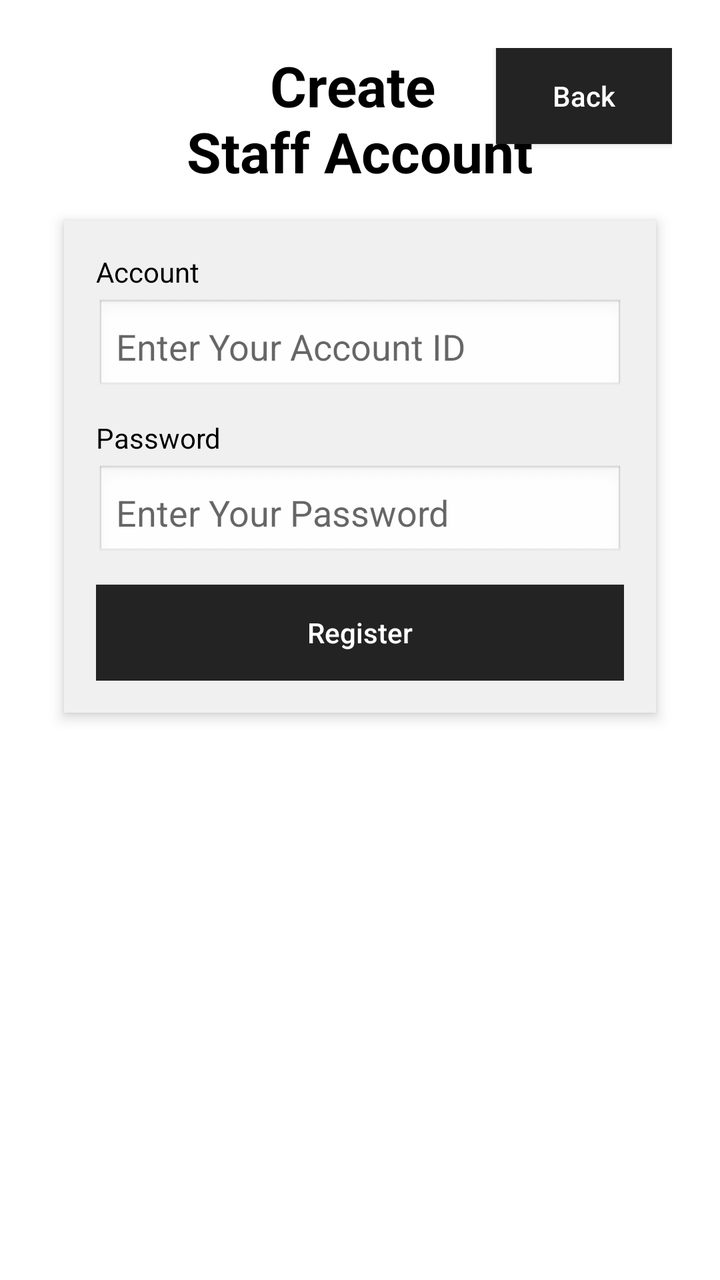
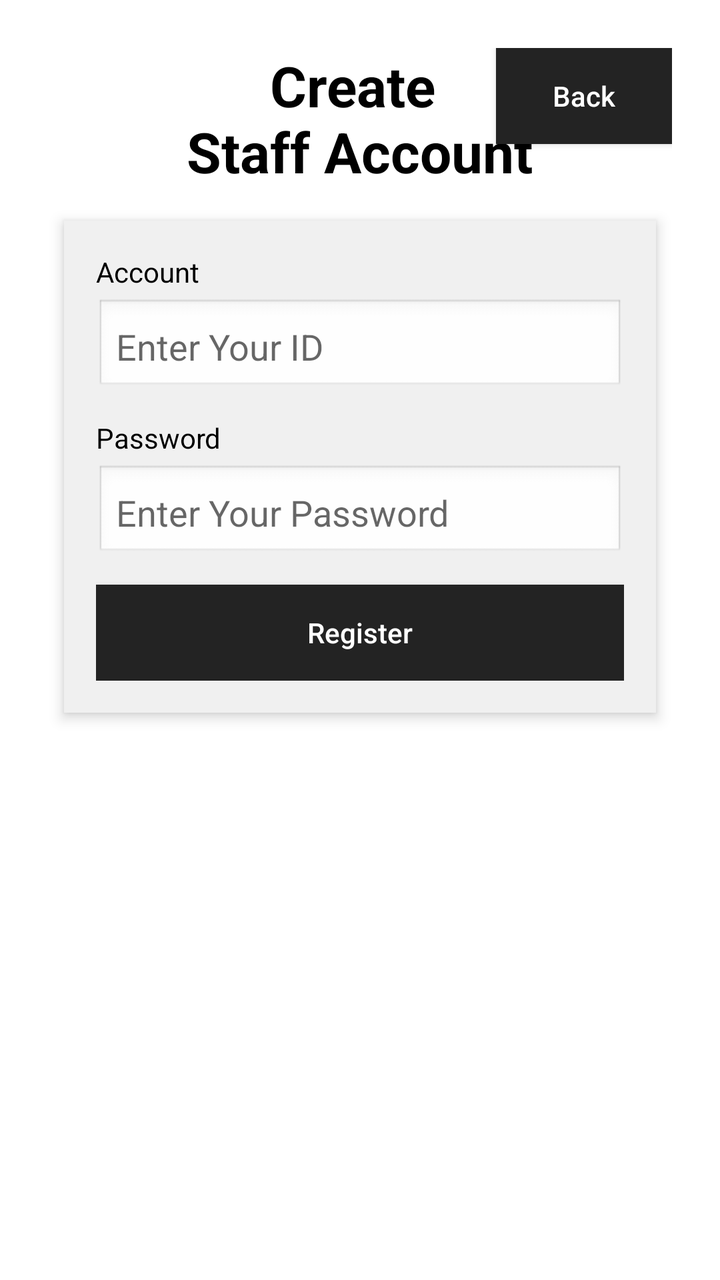

Two renders of the same Android screen: before a commit and after it. Below are the layout's source before the change and the commit's diff.
<!-- AndroidManifest.xml: application theme Theme.SECW2 -->
<!-- res/layout/activity_staff_create_account.xml -->
<?xml version="1.0" encoding="utf-8"?>
<ScrollView xmlns:android="http://schemas.android.com/apk/res/android"
    android:layout_width="match_parent"
    android:layout_height="match_parent"
    android:background="@android:color/white"
    android:fillViewport="true">

    <LinearLayout
        android:layout_width="match_parent"
        android:layout_height="wrap_content"
        android:gravity="center_horizontal"
        android:orientation="vertical"
        android:padding="24dp">

        <RelativeLayout
            android:layout_width="match_parent"
            android:layout_height="wrap_content"
            android:layout_marginBottom="16dp">

            <TextView
                android:id="@+id/tvCreateTitle"
                android:layout_width="wrap_content"
                android:layout_height="wrap_content"
                android:layout_centerHorizontal="true"
                android:gravity="center"
                android:text="Create \nStaff Account"
                android:textColor="@android:color/black"
                android:textSize="28sp"
                android:textStyle="bold" />

            <Button
                android:id="@+id/btnBack"
                android:layout_width="wrap_content"
                android:layout_height="wrap_content"
                android:layout_alignParentEnd="true"
                android:background="#232323"
                android:text="Back"
                android:textAllCaps="false"
                android:textColor="@android:color/white" />
        </RelativeLayout>

        <LinearLayout
            android:layout_width="match_parent"
            android:layout_height="wrap_content"
            android:layout_marginHorizontal="8dp"
            android:background="#F0F0F0"
            android:clipToOutline="true"
            android:elevation="4dp"
            android:orientation="vertical"
            android:padding="16dp">

            <TextView
                android:layout_width="wrap_content"
                android:layout_height="wrap_content"
                android:layout_marginBottom="4dp"
                android:text="Account"
                android:textColor="@android:color/black" />

            <EditText
                android:id="@+id/etAccount"
                android:layout_width="match_parent"
                android:layout_height="wrap_content"
                android:layout_marginBottom="12dp"
                android:background="@android:drawable/edit_text"
                android:hint="Enter Your Account ID"
                android:inputType="textEmailAddress"
                android:padding="10dp" />

            <TextView
                android:layout_width="wrap_content"
                android:layout_height="wrap_content"
                android:layout_marginBottom="4dp"
                android:text="Password"
                android:textColor="@android:color/black" />

            <EditText
                android:id="@+id/etPassword"
                android:layout_width="match_parent"
                android:layout_height="wrap_content"
                android:layout_marginBottom="12dp"
                android:background="@android:drawable/edit_text"
                android:hint="Enter Your Password"
                android:inputType="textPassword"
                android:padding="10dp" />

            <Button
                android:id="@+id/btnRegister"
                android:layout_width="match_parent"
                android:layout_height="wrap_content"
                android:background="#232323"
                android:text="Register"
                android:textAllCaps="false"
                android:textColor="@android:color/white" />
        </LinearLayout>
    </LinearLayout>
</ScrollView>
<!-- resources referenced by this layout -->
<resources>
  <style name="Theme.SECW2" parent="Theme.MaterialComponents.DayNight.NoActionBar">
          
          <item name="colorPrimary">@color/green</item>
          <item name="colorPrimaryVariant">@color/lightgreen</item>
          <item name="colorOnPrimary">@color/white</item>
          
          <item name="colorSecondary">@color/green</item>
          <item name="colorSecondaryVariant">@color/lightgreen</item>
          <item name="colorOnSecondary">@color/black</item>
  
          <item name="android:statusBarColor">?attr/colorSurface</item>
          <item name="android:navigationBarColor">?attr/colorSurface</item>
      </style>
  <color name="green">#4B964B</color>
  <color name="lightgreen">#FF6200EE</color>
  <color name="white">#FFFFFFFF</color>
  <color name="black">#FF000000</color>
</resources>

<!-- the commit's change to res/layout/activity_staff_create_account.xml (unified diff, before → after) -->
@@ -62,7 +62,7 @@
                 android:layout_height="wrap_content"
                 android:layout_marginBottom="12dp"
                 android:background="@android:drawable/edit_text"
-                android:hint="Enter Your Account ID"
+                android:hint="Enter Your ID"
                 android:inputType="textEmailAddress"
                 android:padding="10dp" />
 
